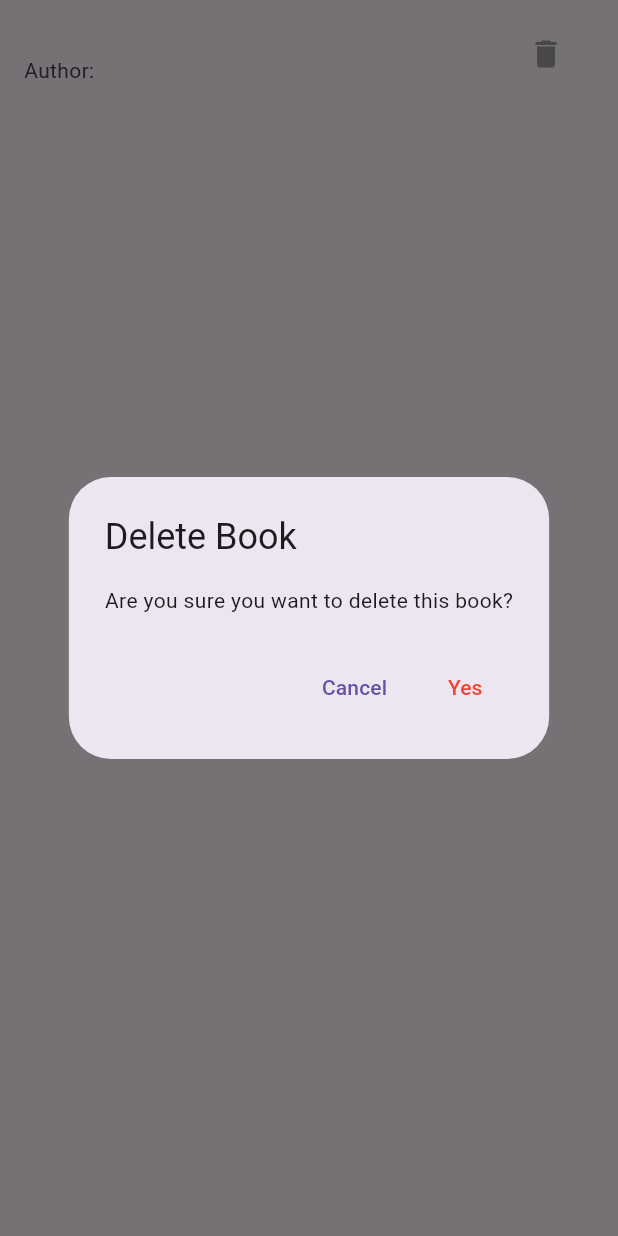
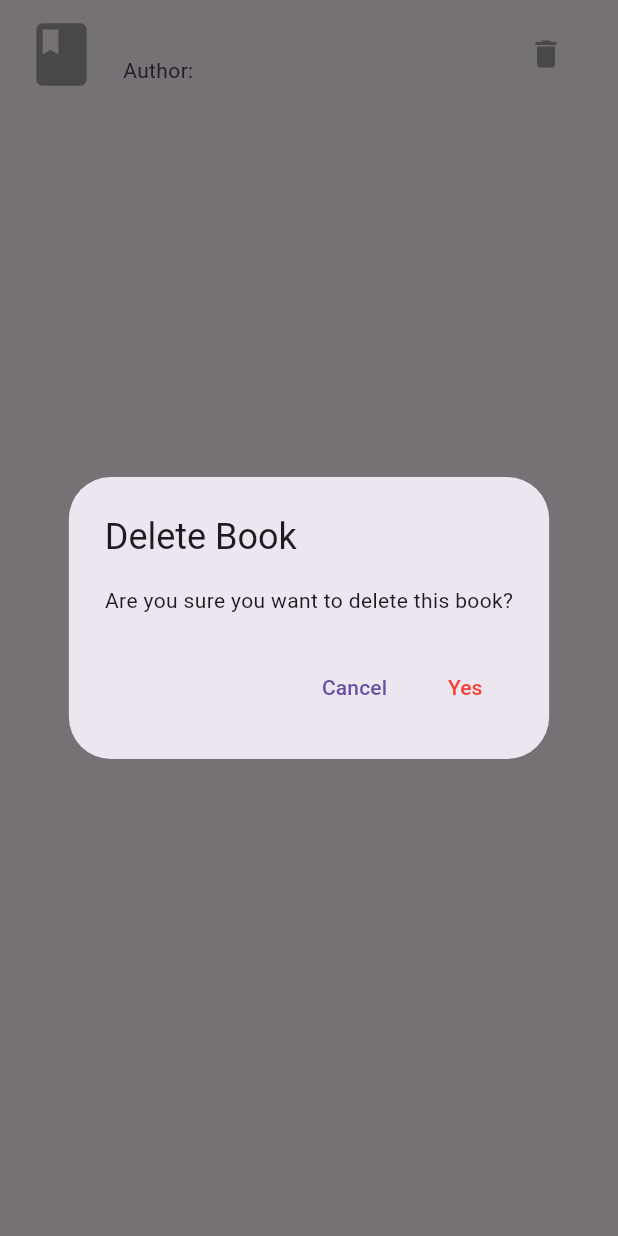
Before and after one commit to a7medjamal/CIS_Tasks, a Flutter app: the BookItem widget shown alone on an empty page, opened directly with empty values, after a tap on the "delete" icon, on a phone screen of 412 x 824 dp. Run offline on Flutter 3.47's test engine with Material 3 defaults, Android fonts, the phone set to English and light mode, and no system bars; our stand-ins replace equatable, flutter_bloc, sqflite; accounts and stored records are empty; network calls fail.

Commit message:
feat(book): add imageUrl support and replace dialog with bottom sheet

```diff
--- a/week-6/task_1/sql_save_books/lib/core/db/db_helper.dart
+++ b/week-6/task_1/sql_save_books/lib/core/db/db_helper.dart
@@ -9,7 +9,7 @@ class DatabaseHelper {
   static final columnId = 'id';
   static final columnTitle = 'title';
   static final columnAuthor = 'author';
-  static final columnImage = 'image';
+  static final columnImageUrl = 'imageUrl';
 
   DatabaseHelper._privateConstructor();
   static final DatabaseHelper instance = DatabaseHelper._privateConstructor();
@@ -36,7 +36,7 @@ class DatabaseHelper {
         $columnId INTEGER PRIMARY KEY AUTOINCREMENT,
         $columnTitle TEXT NOT NULL,
         $columnAuthor TEXT NOT NULL,
-        $columnImage TEXT
+        $columnImageUrl TEXT
       )
     ''');
     // No default books added during initialization
--- a/week-6/task_1/sql_save_books/lib/data/models/book_model.dart
+++ b/week-6/task_1/sql_save_books/lib/data/models/book_model.dart
@@ -5,17 +5,20 @@ class BookModel extends Book {
     super.id,
     required super.title,
     required super.author,
+    super.imageUrl,
   });
 
   factory BookModel.fromMap(Map<String, dynamic> json) => BookModel(
     id: json['id'],
     title: json['title'],
     author: json['author'],
+    imageUrl: json['imageUrl'],
   );
 
   Map<String, dynamic> toMap() => {
     'id': id,
     'title': title,
     'author': author,
+    'imageUrl': imageUrl,
   };
 }
--- a/week-6/task_1/sql_save_books/lib/domain/entities/book.dart
+++ b/week-6/task_1/sql_save_books/lib/domain/entities/book.dart
@@ -2,6 +2,7 @@ class Book {
   final int? id;
   final String title;
   final String author;
+  final String? imageUrl;
 
-  Book({this.id, required this.title, required this.author});
+  Book({this.id, required this.title, required this.author, this.imageUrl});
 }
--- a/week-6/task_1/sql_save_books/lib/main.dart
+++ b/week-6/task_1/sql_save_books/lib/main.dart
@@ -11,12 +11,8 @@ import 'package:sql_save_books/presentation/screens/home_screen.dart';
 
 void main() {
   WidgetsFlutterBinding.ensureInitialized();
-
-  // Initialize data source and repository
   final dataSource = BookLocalDataSource();
   final repository = BookRepositoryImpl(dataSource);
-
-  // Initialize use cases
   final getBooksUseCase = GetBooks(repository);
   final addBookUseCase = AddBook(repository);
   final deleteBookUseCase = DeleteBook(repository);
--- a/week-6/task_1/sql_save_books/lib/presentation/widgets/book_item.dart
+++ b/week-6/task_1/sql_save_books/lib/presentation/widgets/book_item.dart
@@ -11,6 +11,21 @@ class BookItem extends StatelessWidget {
   @override
   Widget build(BuildContext context) {
     return ListTile(
+      leading:
+          book.imageUrl != null
+              ? ClipRRect(
+                borderRadius: BorderRadius.circular(4),
+                child: Image.network(
+                  book.imageUrl!,
+                  width: 70,
+                  height: 70,
+                  fit: BoxFit.cover,
+                  errorBuilder:
+                      (context, error, stackTrace) =>
+                          const Icon(Icons.book, size: 50, color: Colors.grey),
+                ),
+              )
+              : const Icon(Icons.book, size: 50, color: Colors.grey),
       title: Text(book.title, style: TextStyle(fontWeight: FontWeight.bold)),
       subtitle: Text('Author: ${book.author}'),
       trailing: IconButton(
```
Also changed, not shown: week-6/task_1/sql_save_books/lib/presentation/screens/home_screen.dart (+5 -4 lines), week-6/task_1/sql_save_books/lib/presentation/widgets/add_book_bottom_sheet.dart (added, +137 -0 lines), week-6/task_1/sql_save_books/lib/presentation/widgets/add_book_dialog.dart (deleted, +0 -51 lines).
